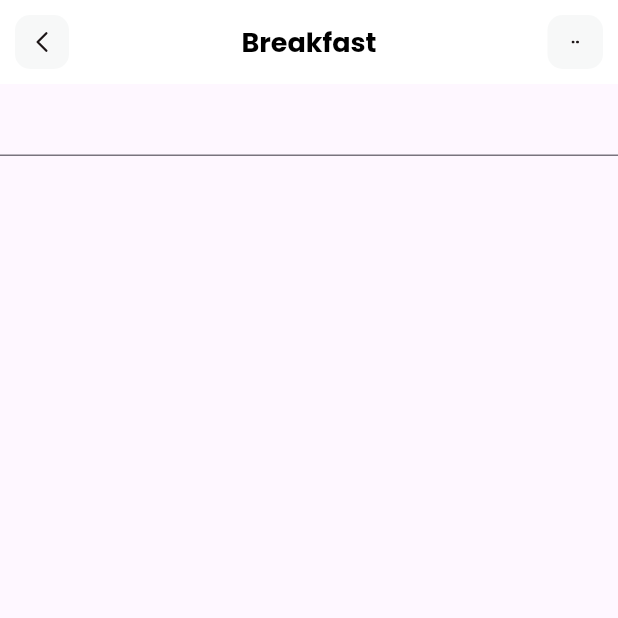
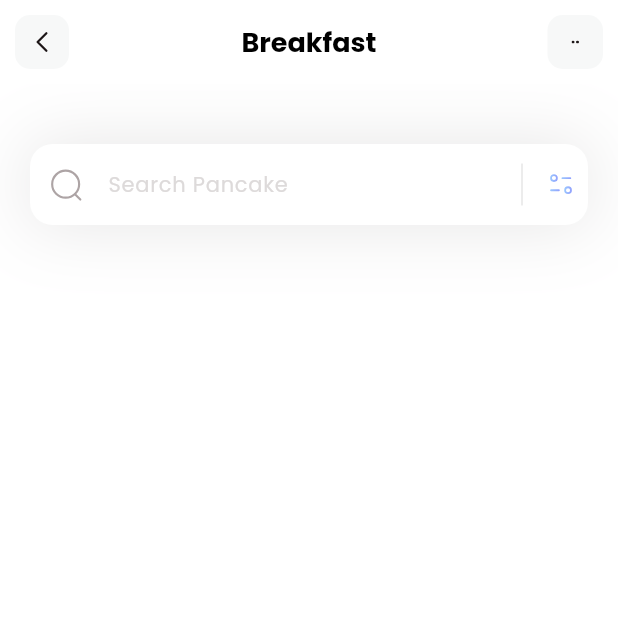
Before and after one commit to adwaithragh/fitness, a Flutter app: the screen it shows after launch, on a phone screen of 412 x 824 dp, the top half of it. Run offline on Flutter 3.47's test engine with Material 3 defaults, Android fonts, the phone set to English and light mode, and no system bars; our stand-ins replace flutter_svg.

Commit message:
Completed SearchBar

```diff
--- a/lib/pages/home.dart
+++ b/lib/pages/home.dart
@@ -8,12 +8,69 @@ class HomePage extends StatelessWidget {
   Widget build(BuildContext context) {
     return Scaffold(
       appBar: appBar(),
+      backgroundColor: Colors.white,
       body: Column(
-        children: [
-          TextField()
+        crossAxisAlignment: CrossAxisAlignment.start,
+        children:[
+          _searchField(),
         ],
       ),
     );
+  }
+
+  Container _searchField() {
+    return Container(
+          margin: EdgeInsets.only(top: 40, left: 20, right: 20),
+          decoration: BoxDecoration(
+            boxShadow: [
+              BoxShadow(
+                color: Color(0xff1D1617).withOpacity(0.11),
+                blurRadius: 40,
+                spreadRadius: 0.0
+              )
+            ]
+          ),
+          child: TextField(
+            decoration: InputDecoration(
+              filled: true,
+              fillColor: Colors.white,
+              contentPadding: EdgeInsets.all(15),
+              hintText: 'Search Pancake',
+              hintStyle: TextStyle(
+                color: Color(0xffDDDADA),
+                fontSize: 14
+              ),
+              prefixIcon: Padding(
+                padding: const EdgeInsets.all(12.0),
+                child: SvgPicture.asset('assets/icons/Search.svg'),
+              ),
+              suffixIcon: Container(
+                width: 100,
+                child: IntrinsicHeight(
+                  child: Row(
+                    mainAxisAlignment: MainAxisAlignment.end,
+                    children: [
+                      VerticalDivider(
+                        color: Colors.black,
+                        indent: 10,
+                        endIndent: 10,
+                        thickness: 0.1,
+                      ),
+                      Padding(
+                        padding: const EdgeInsets.all(8.0),
+                        child: SvgPicture.asset('assets/icons/Filter.svg'),
+                      ),
+                    ],
+                  ),
+                ),
+              ),
+              border: OutlineInputBorder(
+                borderRadius: BorderRadius.circular(15),
+                borderSide: BorderSide.none
+              )
+            ),
+          ),
+        );
   }
 
   AppBar appBar() {
```
